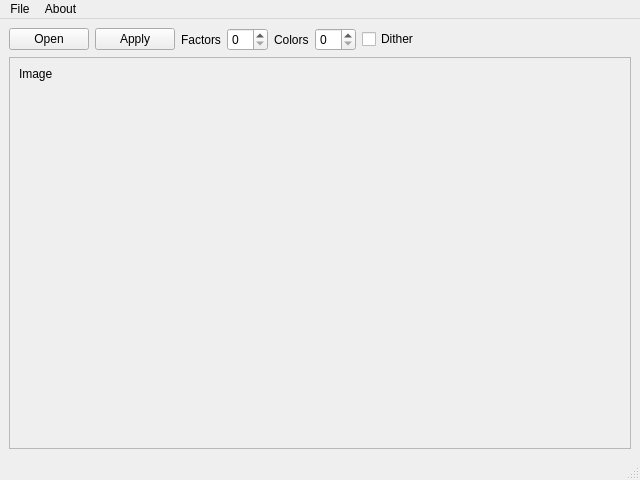
Above: ui/main.ui from truongduchainguyen/Pixelate-Me before the change. Below: the same form after it.
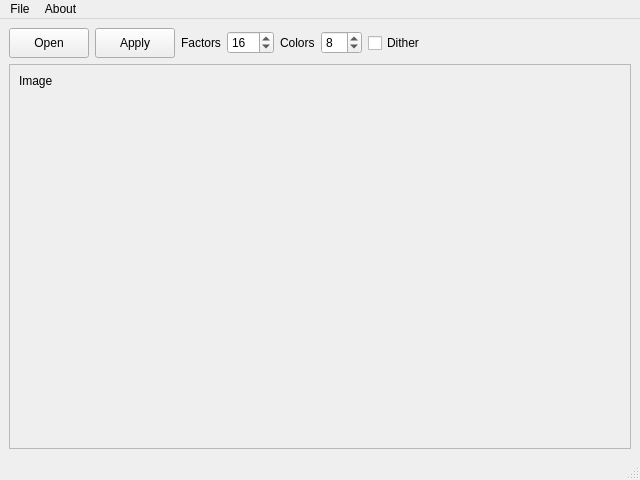
That is the form after the change.

Commit message: change objects' names

Patch:
```diff
--- a/ui/main.ui
+++ b/ui/main.ui
@@ -25,6 +25,12 @@
      <layout class="QHBoxLayout" name="hlayout">
       <item>
        <widget class="QPushButton" name="btn_open">
+        <property name="minimumSize">
+         <size>
+          <width>75</width>
+          <height>30</height>
+         </size>
+        </property>
         <property name="text">
          <string>Open</string>
         </property>
@@ -32,6 +38,12 @@
       </item>
       <item>
        <widget class="QPushButton" name="btn_apply">
+        <property name="minimumSize">
+         <size>
+          <width>75</width>
+          <height>30</height>
+         </size>
+        </property>
         <property name="text">
          <string>Apply</string>
         </property>
@@ -45,7 +57,17 @@
        </widget>
       </item>
       <item>
-       <widget class="QSpinBox" name="spinBox"/>
+       <widget class="QSpinBox" name="spinbox_factor">
+        <property name="minimum">
+         <number>1</number>
+        </property>
+        <property name="maximum">
+         <number>999</number>
+        </property>
+        <property name="value">
+         <number>16</number>
+        </property>
+       </widget>
       </item>
       <item>
        <widget class="QLabel" name="label_3">
@@ -55,7 +77,17 @@
        </widget>
       </item>
       <item>
-       <widget class="QSpinBox" name="spinBox_2"/>
+       <widget class="QSpinBox" name="spinbox_color">
+        <property name="minimum">
+         <number>1</number>
+        </property>
+        <property name="maximum">
+         <number>32</number>
+        </property>
+        <property name="value">
+         <number>8</number>
+        </property>
+       </widget>
       </item>
       <item>
        <widget class="QCheckBox" name="checkBox">
@@ -96,7 +128,7 @@
          <x>0</x>
          <y>0</y>
          <width>620</width>
-         <height>388</height>
+         <height>381</height>
         </rect>
        </property>
        <layout class="QGridLayout" name="gridLayout_2">
```
Left out of the diff: 35 changed lines with no effect on the pictures.
